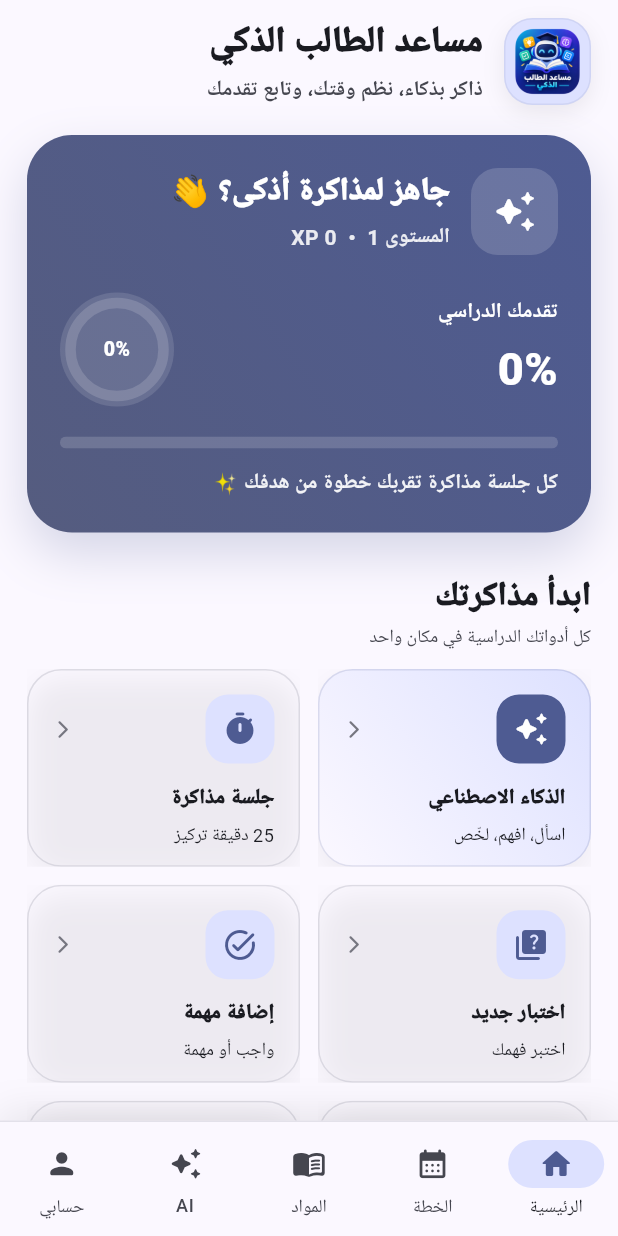
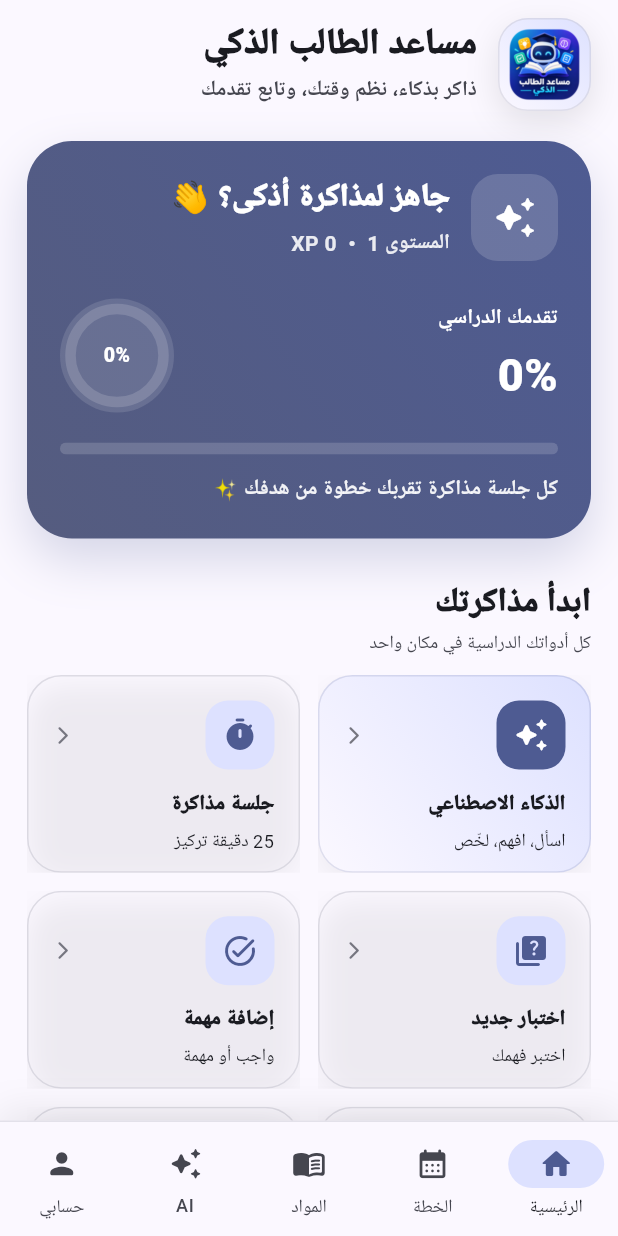
Before and after one commit to ahmedelghalban69-dot/smart-student-assistant-, a Flutter app: the screen it shows after launch, on a phone screen of 412 x 824 dp. Run offline on Flutter 3.47's test engine with Material 3 defaults, Android fonts, the phone set to English and light mode, and no system bars; our stand-ins replace shared_preferences; Roboto replaces fonts that are missing (Arial).

Commit message:
Refactor app header to use theme and improve styles

```diff
--- a/lib/widgets/app_header.dart
+++ b/lib/widgets/app_header.dart
@@ -12,97 +12,83 @@ class AppHeader extends StatelessWidget {
 
   @override
   Widget build(BuildContext context) {
-    final colors =
-        Theme.of(context).colorScheme;
+    final theme = Theme.of(context);
+    final colors = theme.colorScheme;
 
     return Row(
+      crossAxisAlignment: CrossAxisAlignment.center,
       children: [
         Container(
-          width: 58,
-          height: 58,
-          padding:
-              const EdgeInsets.all(4),
+          width: 62,
+          height: 62,
+          padding: const EdgeInsets.all(4),
           decoration: BoxDecoration(
-            color:
+            gradient: LinearGradient(
+              begin: Alignment.topRight,
+              end: Alignment.bottomLeft,
+              colors: [
                 colors.primaryContainer,
-            borderRadius:
-                BorderRadius.circular(19),
+                colors.surface,
+              ],
+            ),
+            borderRadius: BorderRadius.circular(20),
             border: Border.all(
-              color: colors.primary
-                  .withValues(
-                    alpha: 0.10,
-                  ),
+              color: colors.outlineVariant.withValues(alpha: 0.45),
             ),
             boxShadow: [
               BoxShadow(
-                color: colors.shadow
-                    .withValues(
-                      alpha: 0.07,
-                    ),
-                blurRadius: 12,
-                offset:
-                    const Offset(0, 5),
+                color: colors.shadow.withValues(alpha: 0.10),
+                blurRadius: 18,
+                offset: const Offset(0, 7),
               ),
             ],
           ),
           child: ClipRRect(
-            borderRadius:
-                BorderRadius.circular(15),
+            borderRadius: BorderRadius.circular(16),
             child: Image.asset(
               'assets/branding/app_logo.png',
               fit: BoxFit.cover,
-              errorBuilder:
-                  (context, error, stackTrace) {
+              errorBuilder: (_, __, ___) {
                 return Container(
-                  color: colors.primary,
-                  child: const Icon(
+                  decoration: BoxDecoration(
+                    color: colors.primaryContainer,
+                    borderRadius: BorderRadius.circular(16),
+                  ),
+                  child: Icon(
                     Icons.school_rounded,
-                    color: Colors.white,
-                    size: 29,
+                    color: colors.primary,
+                    size: 30,
                   ),
                 );
               },
             ),
           ),
         ),
-
         const SizedBox(width: 14),
-
         Expanded(
           child: Column(
-            crossAxisAlignment:
-                CrossAxisAlignment.start,
+            crossAxisAlignment: CrossAxisAlignment.start,
             children: [
               Text(
                 title,
                 maxLines: 1,
-                overflow:
-                    TextOverflow.ellipsis,
-                style: Theme.of(context)
-                    .textTheme
-                    .headlineSmall
-                    ?.copyWith(
-                      fontWeight:
-                          FontWeight.w900,
-                      letterSpacing: -0.5,
-                    ),
+                overflow: TextOverflow.ellipsis,
+                style: theme.textTheme.headlineSmall?.copyWith(
+                  fontWeight: FontWeight.w900,
+                  letterSpacing: -0.7,
+                  height: 1.1,
+                ),
               ),
-              const SizedBox(height: 5),
+              const SizedBox(height: 7),
               Text(
                 subtitle,
                 maxLines: 2,
-                overflow:
-                    TextOverflow.ellipsis,
-                style: Theme.of(context)
-                    .textTheme
-                    .bodyMedium
-                    ?.copyWith(
-                      color: colors
-                          .onSurfaceVariant,
-                      height: 1.35,
-                      fontWeight:
-                          FontWeight.w600,
-                    ),
+                overflow: TextOverflow.ellipsis,
+                style: theme.textTheme.bodyMedium?.copyWith(
+                  color: colors.onSurfaceVariant,
+                  height: 1.4,
+                  fontWeight: FontWeight.w600,
+                ),
               ),
             ],
           ),
```
